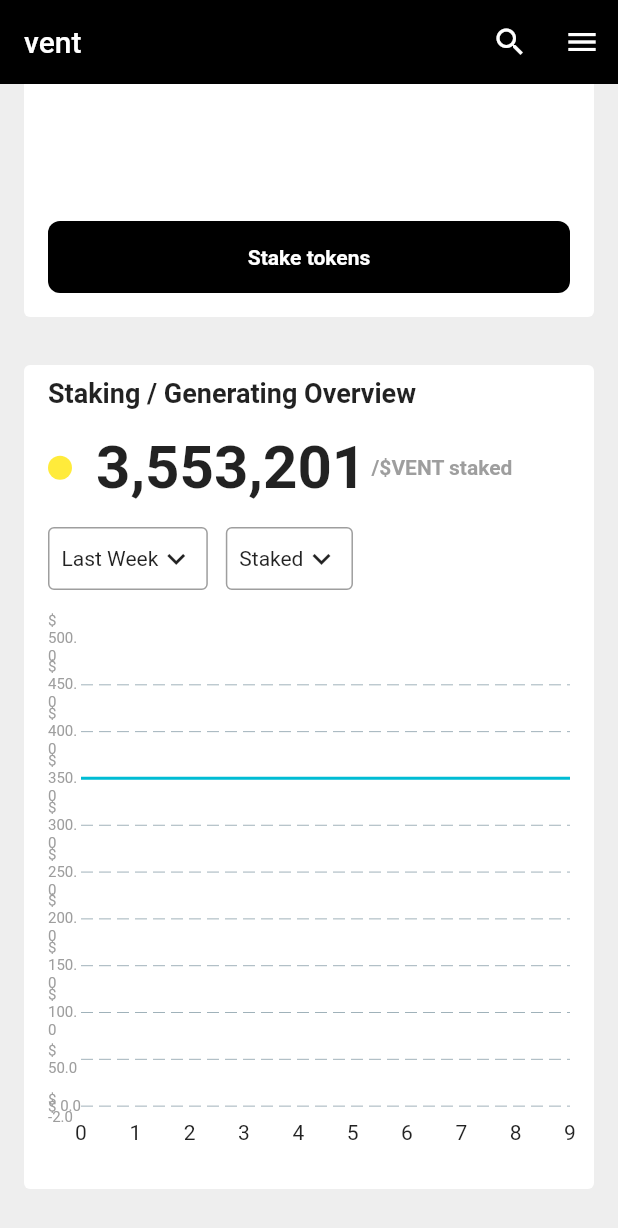
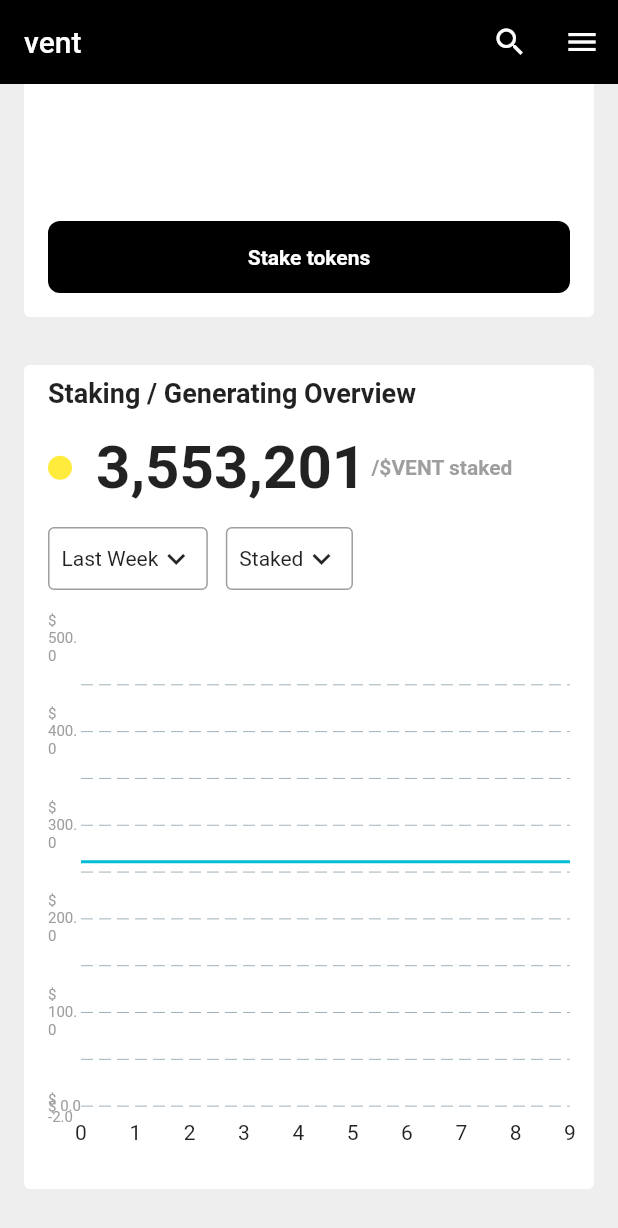
Before and after one commit to JAICHANGPARK/flutter_notebook_19th_story, a Flutter app: the screen it shows after launch, scrolled down 466 dp, on a phone screen of 412 x 824 dp. Shown: the top 1228 px of the screen. Run offline on Flutter 3.47's test engine with Material 2 defaults, Android fonts, the phone set to English and light mode, and no system bars; drawn by our look-alikes of countup, fl_chart; our stand-ins replace cached_network_image, flutter_riverpod, freezed_annotation, smooth_page_indicator, video_player.

Commit message:
Update staking_main_page.dart

```diff
--- a/lib/ep1117_staking_app/src/ui/staking_main_page.dart
+++ b/lib/ep1117_staking_app/src/ui/staking_main_page.dart
@@ -601,6 +601,7 @@ class _StakingMainPageState extends State<StakingMainPage> with SingleTickerProv
                                   leftTitles: AxisTitles(
                                     sideTitles: SideTitles(
                                         showTitles: true,
+                                        interval: 100,
                                         getTitlesWidget: (v, meta) {
                                           return Text(
                                             "\$ $v",
@@ -627,7 +628,7 @@ class _StakingMainPageState extends State<StakingMainPage> with SingleTickerProv
                                       10,
                                       (index) => FlSpot(
                                         index.toDouble(),
-                                        250 + (100 + Random().nextDouble()),
+                                        250 + (100 * Random().nextDouble()),
                                       ),
                                     ),
                                   )
```
